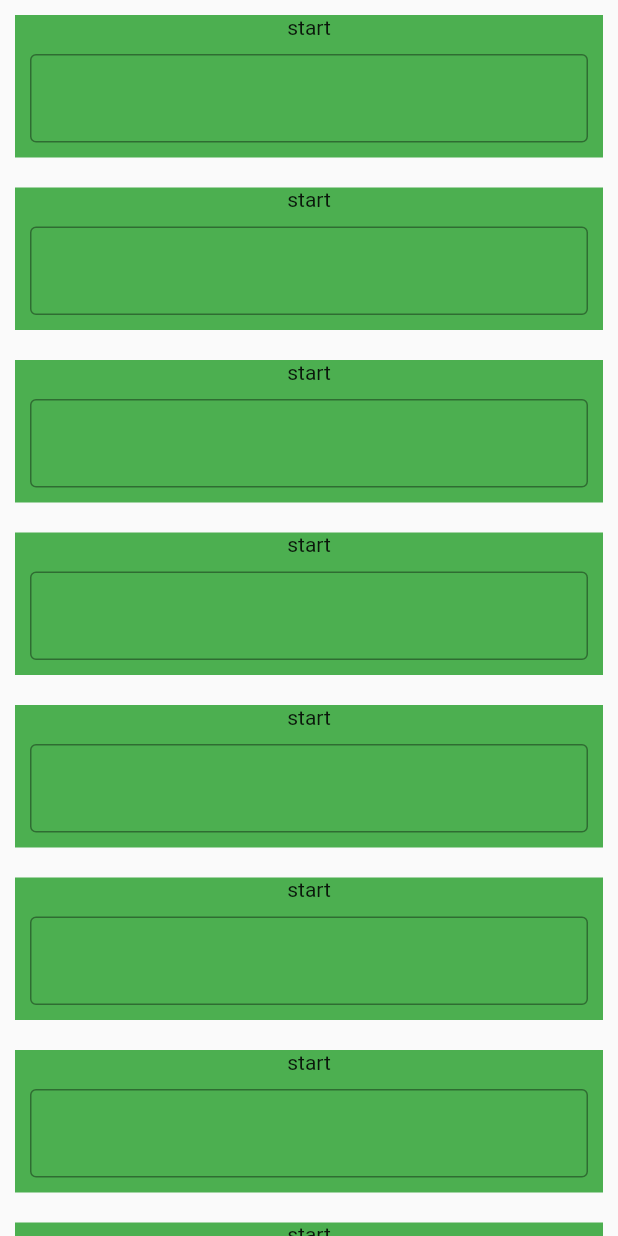
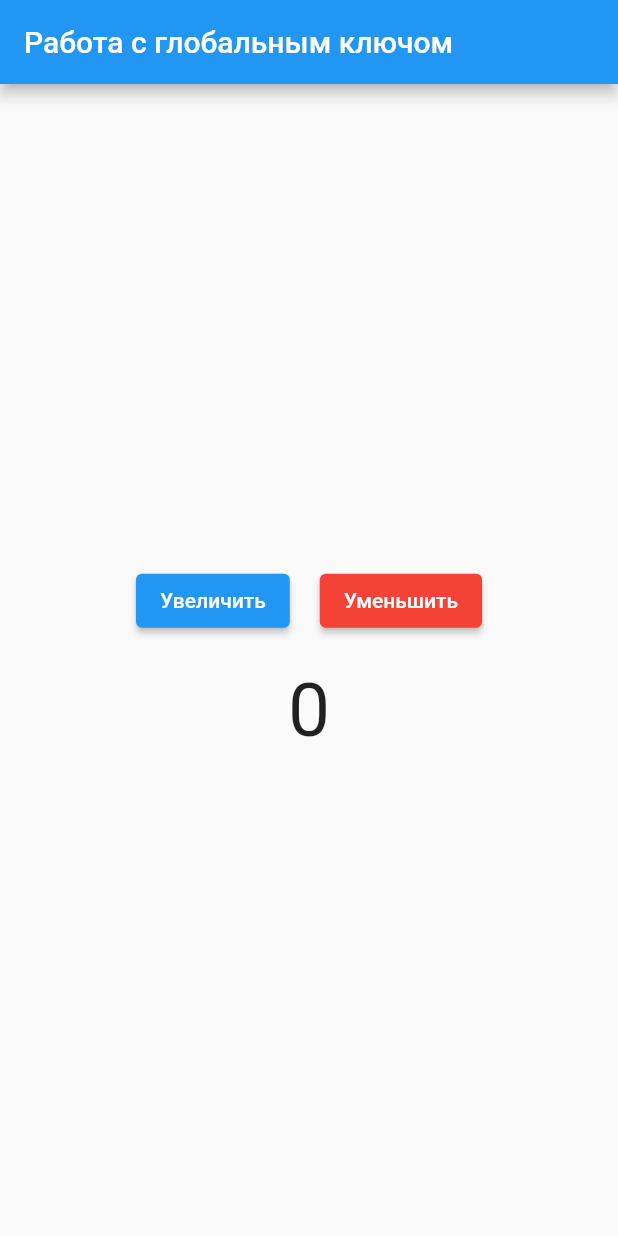
Before and after one commit to roman-romanov/flutter_for_practice, a Flutter app: the screen it shows after launch, on a phone screen of 412 x 824 dp. Run offline on Flutter 3.47's test engine with Material 2 defaults, Android fonts, the phone set to English and light mode, and no system bars; our stand-ins replace geolocator, sizer; missing offline and left inert: split_view.

Commit message:
global_key(Получение состояния)

```diff
--- /dev/null
+++ b/lib/awesome_text.dart
@@ -0,0 +1,68 @@
+import 'package:flutter/material.dart';
+import 'package:flutter_for_practice/styles/const.dart';
+import 'package:flutter_for_practice/styles/styles.dart';
+import 'package:flutter_for_practice/styles/values.dart';
+
+//Использование глобальных ключей, для получения состояния
+final globalKey = GlobalKey<_AwesomeTextWidgetState>();
+
+class AwesomeText extends StatelessWidget {
+  final String title;
+  const AwesomeText({Key? key, required this.title}) : super(key: key);
+
+  @override
+  Widget build(BuildContext context) {
+    return SafeArea(
+        child: Scaffold(
+          appBar: AppBar(title: stringGlobalKey,),
+      body: Column(
+        mainAxisAlignment: mainAxisAlignmentCenter,
+        children: [
+          Row(
+            mainAxisAlignment: mainAxisAlignmentCenter,
+            children: [
+              ElevatedButton(
+                  onPressed: () => globalKey.currentState?._increment(),
+                  child: Text(increment)),
+              SizedBox(width: width20),
+              ElevatedButton(
+                  style: styleDecrement,
+                  onPressed: () => globalKey.currentState?._decrement(),
+                  child: Text(decrement))
+            ],
+          ),
+          SizedBox(height: height20),
+          AwesomeTextWidget(key: globalKey),
+        ],
+      ),
+    ));
+  }
+}
+
+class AwesomeTextWidget extends StatefulWidget {
+  const AwesomeTextWidget({Key? key}) : super(key: key);
+
+  @override
+  _AwesomeTextWidgetState createState() => _AwesomeTextWidgetState();
+}
+
+class _AwesomeTextWidgetState extends State<AwesomeTextWidget> {
+  var _value = 0;
+
+  void _increment() {
+    setState(() {
+      _value += 1;
+    });
+  }
+
+  void _decrement() {
+    setState(() {
+      _value -= 1;
+    });
+  }
+
+  @override
+  Widget build(BuildContext context) {
+    return Text('$_value', style: styleSimple_FS50);
+  }
+}
--- a/lib/main.dart
+++ b/lib/main.dart
@@ -1,10 +1,7 @@
 import 'package:flutter/material.dart';
 import 'package:flutter/services.dart';
-import 'package:flutter_for_practice/reorder_widget.dart';
 import 'package:sizer/sizer.dart';
-
-
-
+import 'awesome_text.dart';
 
 void main() {
   SystemChrome.setSystemUIOverlayStyle(const SystemUiOverlayStyle(
@@ -27,7 +24,7 @@ class App extends StatelessWidget {
           bottomNavigationBarTheme: BottomNavigationBarThemeData(
               selectedItemColor: Colors.red, unselectedItemColor: Colors.grey),
         ),
-        home: ReorderWidget(title: 'Flutter Practice'),
+        home: AwesomeText(title: 'Flutter Practice'),
       );
     });
   }
--- a/lib/styles/const.dart
+++ b/lib/styles/const.dart
@@ -1,3 +1,8 @@
+import 'package:flutter/material.dart';
+
 const String collapse = 'Свернуть';
 const String expand = 'Развернуть';
 const String toggle = 'Тумблер';
+const String increment = 'Увеличить';
+const String decrement = 'Уменьшить';
+const Widget stringGlobalKey = Text('Работа с глобальным ключом');
--- a/lib/styles/styles.dart
+++ b/lib/styles/styles.dart
@@ -1,8 +1,12 @@
 import 'package:flutter/material.dart';
-
 
 const edgeInsetsEight = EdgeInsets.all(8.0);
 const edgeInsetsTen = EdgeInsets.all(10.0);
 const edgeInsetsTwenty = EdgeInsets.all(20.0);
 const mainAxisAlignmentCenter = MainAxisAlignment.center;
 const crossAxisAlignmentCenter = CrossAxisAlignment.center;
+
+final styleSimple_FS30 = TextStyle(fontSize: 30);
+final styleSimple_FS50 = TextStyle(fontSize: 50);
+final styleDecrement =
+    ButtonStyle(backgroundColor: MaterialStateProperty.all(Colors.red));
--- a/lib/styles/values.dart
+++ b/lib/styles/values.dart
@@ -1,11 +1,13 @@
 const heightInfinity = double.infinity;
 const double height5 = 5.0;
 const double height10 = 10.0;
+const double height20 = 20.0;
 const double height100 = 100.0;
 const double height150 = 150.0;
 
 const widthInfinity = double.infinity;
 const double width5 = 5.0;
 const double width10 = 10.0;
+const double width20 = 20.0;
 const double width100 = 100.0;
 const double width150 = 150.0;
```
